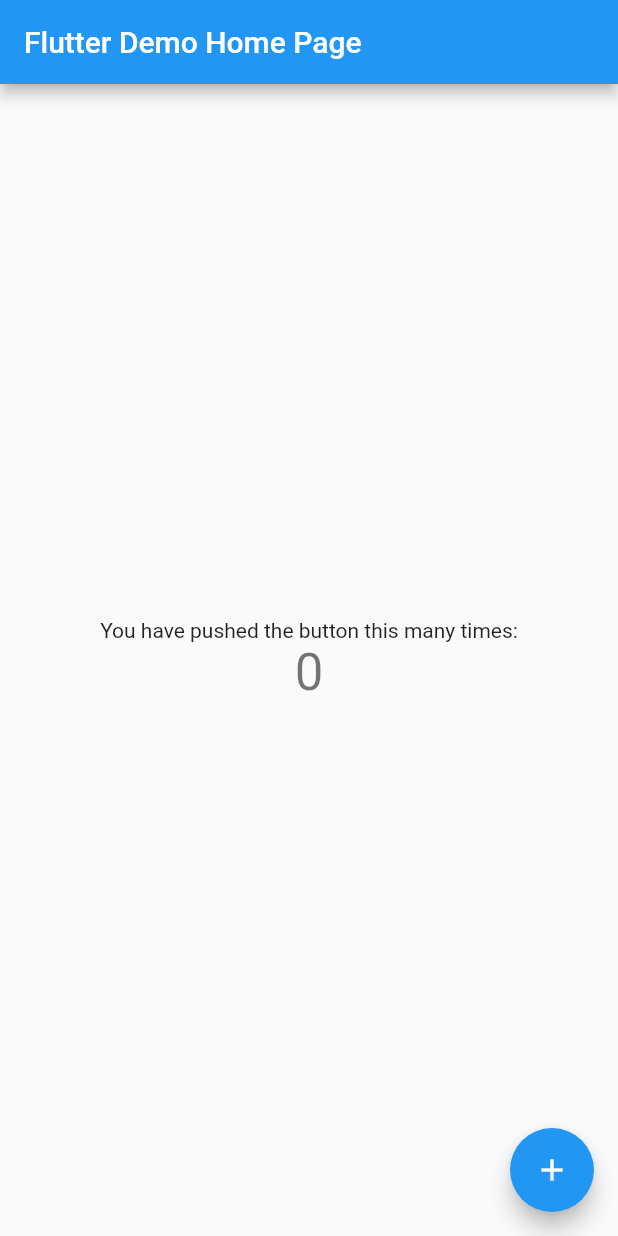
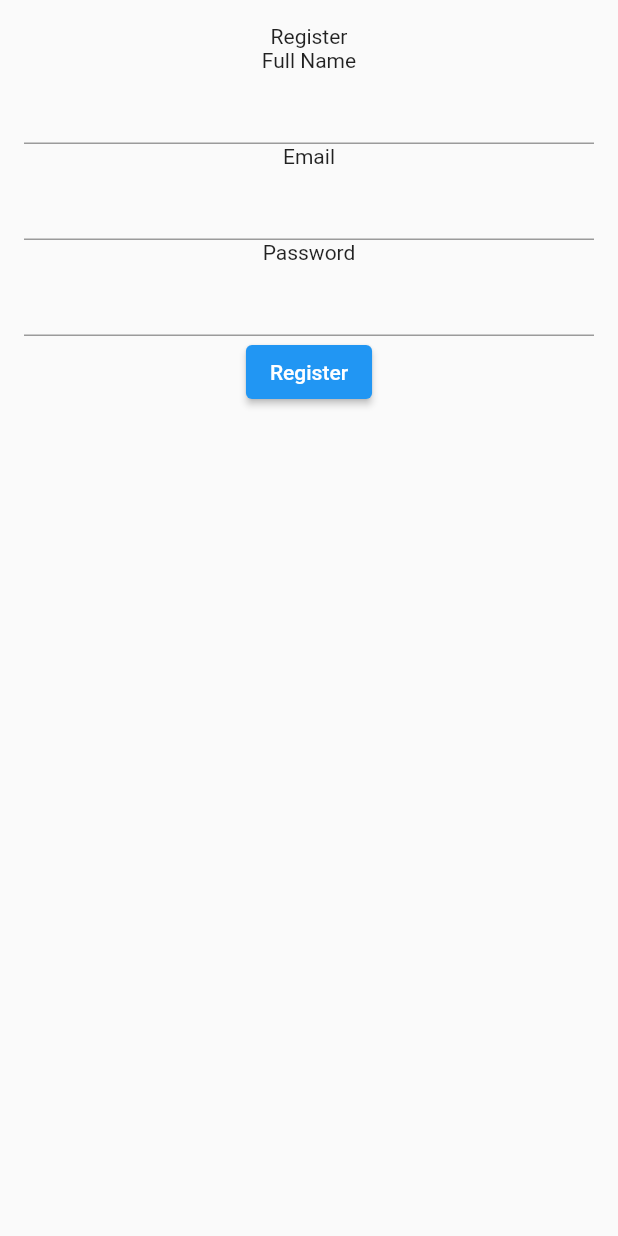
Before and after one commit to LittleFireflies/test_maimaid, a Flutter app: the screen it shows after launch, on a phone screen of 412 x 824 dp. Run offline on Flutter 3.47's test engine with Material 2 defaults, Android fonts, the phone set to English and light mode, and no system bars; our stand-ins replace equatable, flutter_bloc, hive, hive_flutter; accounts and stored records are empty.

```diff
--- a/lib/main.dart
+++ b/lib/main.dart
@@ -4,6 +4,7 @@ import 'package:hive_flutter/hive_flutter.dart';
 import 'package:test_maimaid/data/local_storage/local_data_source.dart';
 import 'package:test_maimaid/data/models/user_model.dart';
 import 'package:test_maimaid/data/repositories/user_repository_impl.dart';
+import 'package:test_maimaid/presentation/register/views/register_page.dart';
 
 Future<void> main() async {
   await Hive.initFlutter();
@@ -34,55 +35,8 @@ class MyApp extends StatelessWidget {
         theme: ThemeData(
           primarySwatch: Colors.blue,
         ),
-        home: const MyHomePage(title: 'Flutter Demo Home Page'),
+        home: RegisterPage(),
       ),
     );
   }
 }
-
-class MyHomePage extends StatefulWidget {
-  const MyHomePage({Key? key, required this.title}) : super(key: key);
-
-  final String title;
-
-  @override
-  State<MyHomePage> createState() => _MyHomePageState();
-}
-
-class _MyHomePageState extends State<MyHomePage> {
-  int _counter = 0;
-
-  void _incrementCounter() {
-    setState(() {
-      _counter++;
-    });
-  }
-
-  @override
-  Widget build(BuildContext context) {
-    return Scaffold(
-      appBar: AppBar(
-        title: Text(widget.title),
-      ),
-      body: Center(
-        child: Column(
-          mainAxisAlignment: MainAxisAlignment.center,
-          children: <Widget>[
-            const Text(
-              'You have pushed the button this many times:',
-            ),
-            Text(
-              '$_counter',
-              style: Theme.of(context).textTheme.headline4,
-            ),
-          ],
-        ),
-      ),
-      floatingActionButton: FloatingActionButton(
-        onPressed: _incrementCounter,
-        tooltip: 'Increment',
-        child: const Icon(Icons.add),
-      ),
-    );
-  }
-}
--- /dev/null
+++ b/lib/presentation/register/bloc/register_bloc.dart
@@ -0,0 +1,22 @@
+import 'package:flutter_bloc/flutter_bloc.dart';
+import 'package:test_maimaid/domain/entities/user.dart';
+import 'package:test_maimaid/domain/usecases/register_user.dart';
+import 'package:test_maimaid/presentation/register/bloc/register_event.dart';
+import 'package:test_maimaid/presentation/register/bloc/register_state.dart';
+
+class RegisterBloc extends Bloc<RegisterEvent, RegisterState> {
+  final RegisterUser _registerUser;
+
+  RegisterBloc({required RegisterUser registerUser})
+      : _registerUser = registerUser,
+        super(const RegisterState()) {
+    on<RegisterUserEvent>((event, emit) {
+      final user = User(
+        name: event.name,
+        email: event.email,
+        password: event.password,
+      );
+      _registerUser.execute(user);
+    });
+  }
+}
--- /dev/null
+++ b/lib/presentation/register/bloc/register_event.dart
@@ -0,0 +1,20 @@
+import 'package:equatable/equatable.dart';
+
+abstract class RegisterEvent extends Equatable {
+  const RegisterEvent();
+}
+
+class RegisterUserEvent extends RegisterEvent {
+  final String name;
+  final String email;
+  final String password;
+
+  const RegisterUserEvent({
+    required this.name,
+    required this.email,
+    required this.password,
+  });
+
+  @override
+  List<Object?> get props => [name, email, password];
+}
--- /dev/null
+++ b/lib/presentation/register/bloc/register_state.dart
@@ -0,0 +1,8 @@
+import 'package:equatable/equatable.dart';
+
+class RegisterState extends Equatable {
+  const RegisterState();
+
+  @override
+  List<Object?> get props => [];
+}
--- /dev/null
+++ b/lib/presentation/register/views/register_page.dart
@@ -0,0 +1,72 @@
+import 'package:flutter/material.dart';
+import 'package:flutter_bloc/flutter_bloc.dart';
+import 'package:test_maimaid/data/repositories/user_repository_impl.dart';
+import 'package:test_maimaid/domain/repositories/user_repository.dart';
+import 'package:test_maimaid/domain/usecases/register_user.dart';
+import 'package:test_maimaid/presentation/register/bloc/register_bloc.dart';
+import 'package:test_maimaid/presentation/register/bloc/register_event.dart';
+
+class RegisterPage extends StatelessWidget {
+  RegisterPage({Key? key}) : super(key: key);
+
+  @override
+  Widget build(BuildContext context) {
+    return BlocProvider(
+      create: (context) => RegisterBloc(
+        registerUser: RegisterUser(
+          context.read<UserRepositoryImpl>(),
+        ),
+      ),
+      child: RegisterView(),
+    );
+  }
+}
+
+class RegisterView extends StatelessWidget {
+  RegisterView({Key? key}) : super(key: key);
+
+  final _nameController = TextEditingController();
+  final _emailController = TextEditingController();
+  final _passwordController = TextEditingController();
+
+  @override
+  Widget build(BuildContext context) {
+    return Scaffold(
+      body: SafeArea(
+        child: Padding(
+          padding: const EdgeInsets.all(16.0),
+          child: Column(
+            children: [
+              Text('Register'),
+              Text('Full Name'),
+              TextField(
+                controller: _nameController,
+              ),
+              Text('Email'),
+              TextField(
+                controller: _emailController,
+              ),
+              Text('Password'),
+              TextField(
+                controller: _passwordController,
+                obscureText: true,
+              ),
+              ElevatedButton(
+                onPressed: () {
+                  context.read<RegisterBloc>().add(
+                        RegisterUserEvent(
+                          name: _nameController.text,
+                          email: _emailController.text,
+                          password: _passwordController.text,
+                        ),
+                      );
+                },
+                child: Text('Register'),
+              ),
+            ],
+          ),
+        ),
+      ),
+    );
+  }
+}
--- a/pubspec.yaml
+++ b/pubspec.yaml
@@ -37,6 +37,7 @@ dependencies:
   equatable: ^2.0.3
   hive_flutter: ^1.1.0
   flutter_bloc: ^8.0.1
+  formz: ^0.4.1
 
 dev_dependencies:
   flutter_test:
```
Also changed, not shown: pubspec.lock, 3 other files.
